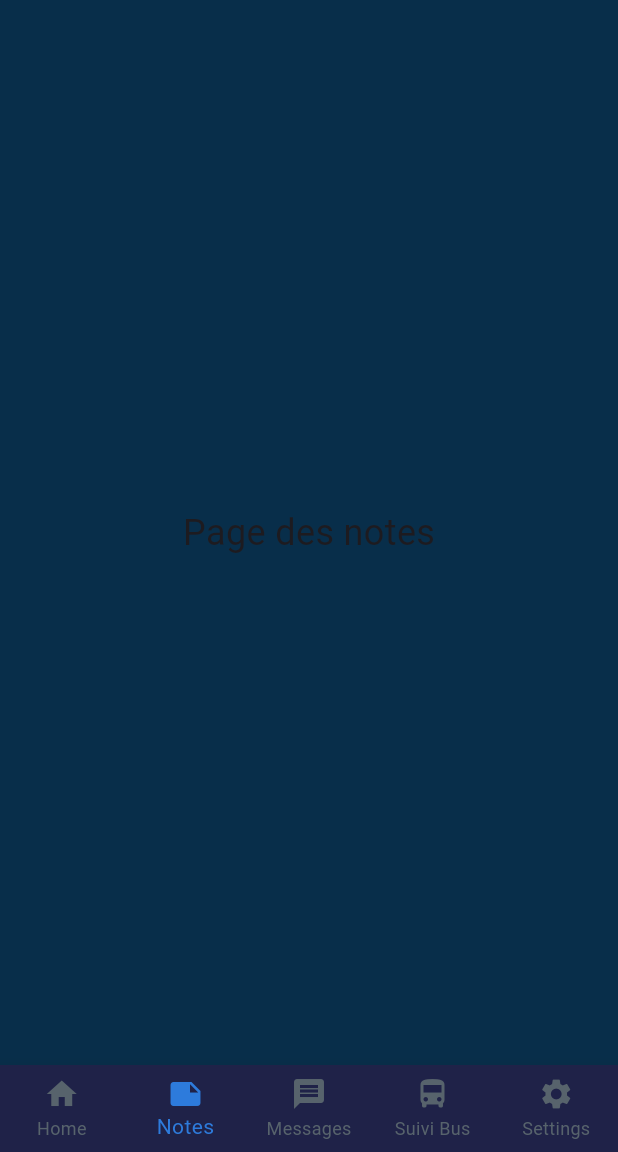
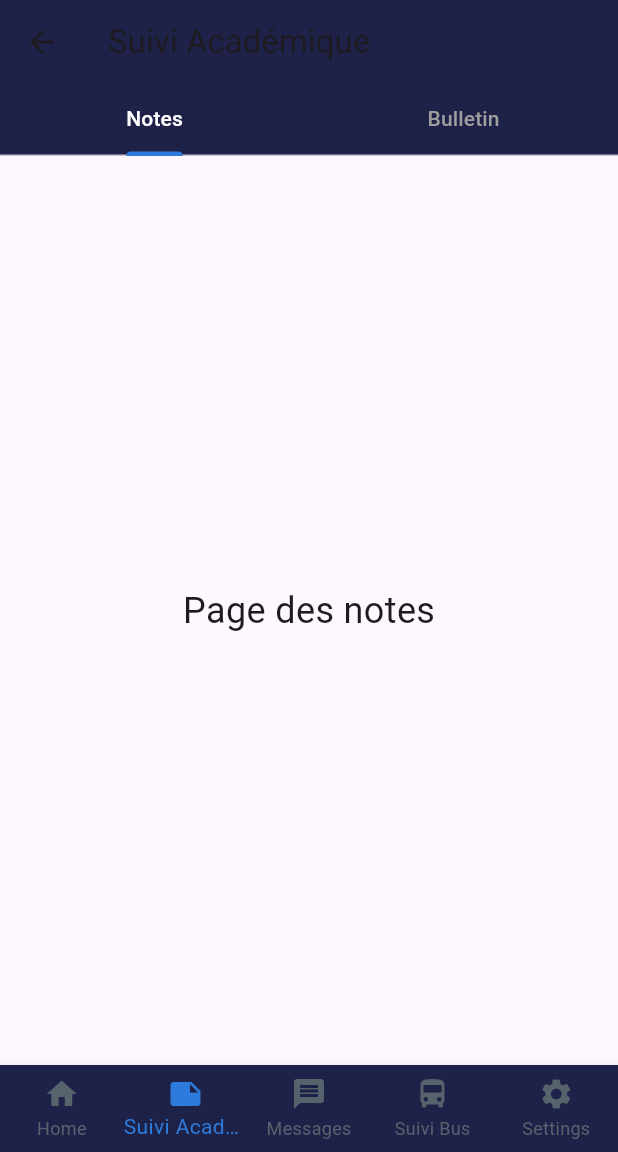
Before and after one commit to drbynz0/pfe_project, a Flutter app: the EtudiantHomePage screen opened by its route, item 2 of the bottom bar chosen, on a phone screen of 412 x 824 dp, the part 84-1236 px from its top. Run offline on Flutter 3.47's test engine with Material 3 defaults, Android fonts, the phone set to English and light mode, and no system bars; Roboto replaces fonts that are missing (Inter Tight).

```diff
--- /dev/null
+++ b/lib/screens/etudiant_pages/bulletin_page.dart
@@ -0,0 +1,14 @@
+import 'package:flutter/material.dart';
+
+class BulletinPage extends StatelessWidget {
+  const BulletinPage({super.key});
+  @override
+  Widget build(BuildContext context) {
+    return const Center(
+      child: Text(
+        'Page des notes',
+        style: TextStyle(fontSize: 24),
+      ),
+    );
+  }
+}
--- a/lib/screens/etudiant_pages/etud_home_page.dart
+++ b/lib/screens/etudiant_pages/etud_home_page.dart
@@ -1,8 +1,8 @@
 import 'package:flutter/material.dart';
-import 'notes_page.dart';
 import 'messages_page.dart';
 import 'settings.dart';
 import 'suivi_bus.dart';
+import 'suivi_academique.dart';
 
 class EtudiantHomePage extends StatefulWidget {
   const EtudiantHomePage({super.key});
@@ -15,7 +15,7 @@ class EtudiantHomePageState extends State<EtudiantHomePage> {
 
   final List<Widget> _pages = [
     const EtudiantHomePageContent(),
-    const NotesPage(),
+    const SuiviAcademique(),
     const MessagesPage(),
     const SuiviBusPage(),
     const SettingsPage(),
@@ -59,7 +59,7 @@ class EtudiantHomePageState extends State<EtudiantHomePage> {
           ),
           BottomNavigationBarItem(
             icon: Icon(Icons.note),
-            label: 'Notes',
+            label: 'Suivi Academique',
           ),
           BottomNavigationBarItem(
             icon: Icon(Icons.message),
--- /dev/null
+++ b/lib/screens/etudiant_pages/suivi_academique.dart
@@ -0,0 +1,35 @@
+import 'package:flutter/material.dart';
+import 'notes_page.dart';
+import 'bulletin_page.dart';
+
+class SuiviAcademique extends StatelessWidget {
+  const SuiviAcademique({super.key});
+
+  @override
+  Widget build(BuildContext context) {
+    return DefaultTabController(
+      length: 2,
+      child: Scaffold(
+        appBar: AppBar(
+          title: const Text("Suivi Académique"),
+          backgroundColor: const Color.fromARGB(255, 31, 34, 72),
+          bottom: const TabBar(
+            indicatorColor: Color.fromARGB(255, 45, 123, 220),
+            labelColor: Colors.white,
+            unselectedLabelColor: Colors.grey,
+            tabs: [
+              Tab(text: "Notes"),
+              Tab(text: "Bulletin"),
+            ],
+          ),
+        ),
+        body: const TabBarView(
+          children: [
+            NotesPage(),  // Page des notes
+            BulletinPage(), // Page du bulletin
+          ],
+        ),
+      ),
+    );
+  }
+}
```
